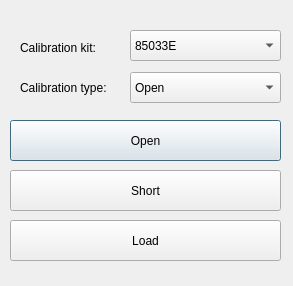
First picture: the form in gui/ui/calibration.ui, repository jsantos17/Tesis, before the edit.
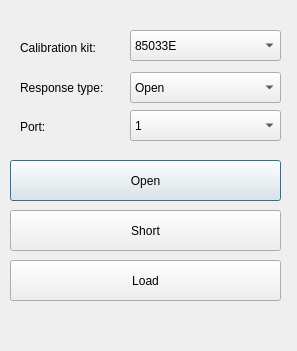
Second picture: the form after the edit.

```diff
--- a/gui/ui/calibration.ui
+++ b/gui/ui/calibration.ui
@@ -9,8 +9,8 @@
    <rect>
     <x>0</x>
     <y>0</y>
-    <width>293</width>
-    <height>286</height>
+    <width>297</width>
+    <height>351</height>
    </rect>
   </property>
   <property name="sizePolicy">
@@ -26,7 +26,7 @@
    <property name="geometry">
     <rect>
      <x>10</x>
-     <y>120</y>
+     <y>160</y>
      <width>271</width>
      <height>41</height>
     </rect>
@@ -76,7 +76,7 @@
     </rect>
    </property>
    <property name="text">
-    <string>Calibration type:</string>
+    <string>Response type:</string>
    </property>
   </widget>
   <widget class="QComboBox" name="cal_type_combo">
@@ -108,7 +108,7 @@
    <property name="geometry">
     <rect>
      <x>10</x>
-     <y>170</y>
+     <y>210</y>
      <width>271</width>
      <height>41</height>
     </rect>
@@ -121,7 +121,7 @@
    <property name="geometry">
     <rect>
      <x>10</x>
-     <y>220</y>
+     <y>260</y>
      <width>271</width>
      <height>41</height>
     </rect>
@@ -130,6 +130,39 @@
     <string>Load</string>
    </property>
   </widget>
+  <widget class="QLabel" name="label">
+   <property name="geometry">
+    <rect>
+     <x>20</x>
+     <y>120</y>
+     <width>61</width>
+     <height>14</height>
+    </rect>
+   </property>
+   <property name="text">
+    <string>Port:</string>
+   </property>
+  </widget>
+  <widget class="QComboBox" name="port_combo">
+   <property name="geometry">
+    <rect>
+     <x>130</x>
+     <y>110</y>
+     <width>151</width>
+     <height>31</height>
+    </rect>
+   </property>
+   <item>
+    <property name="text">
+     <string>1</string>
+    </property>
+   </item>
+   <item>
+    <property name="text">
+     <string>2</string>
+    </property>
+   </item>
+  </widget>
  </widget>
  <resources/>
  <connections/>
```
